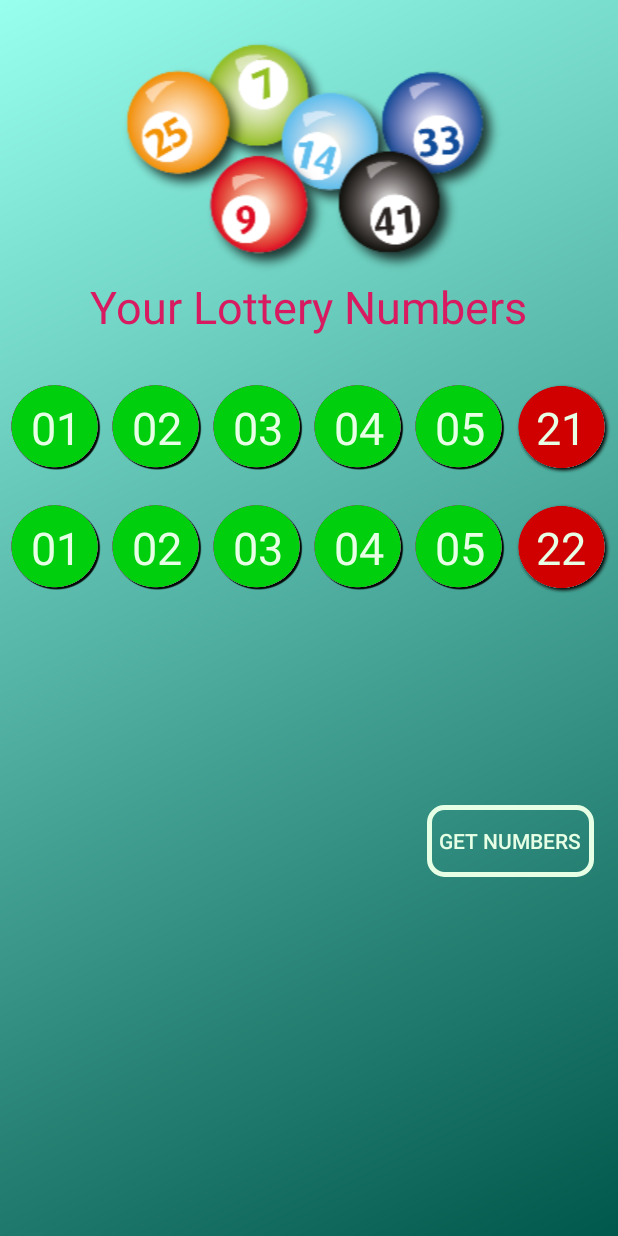
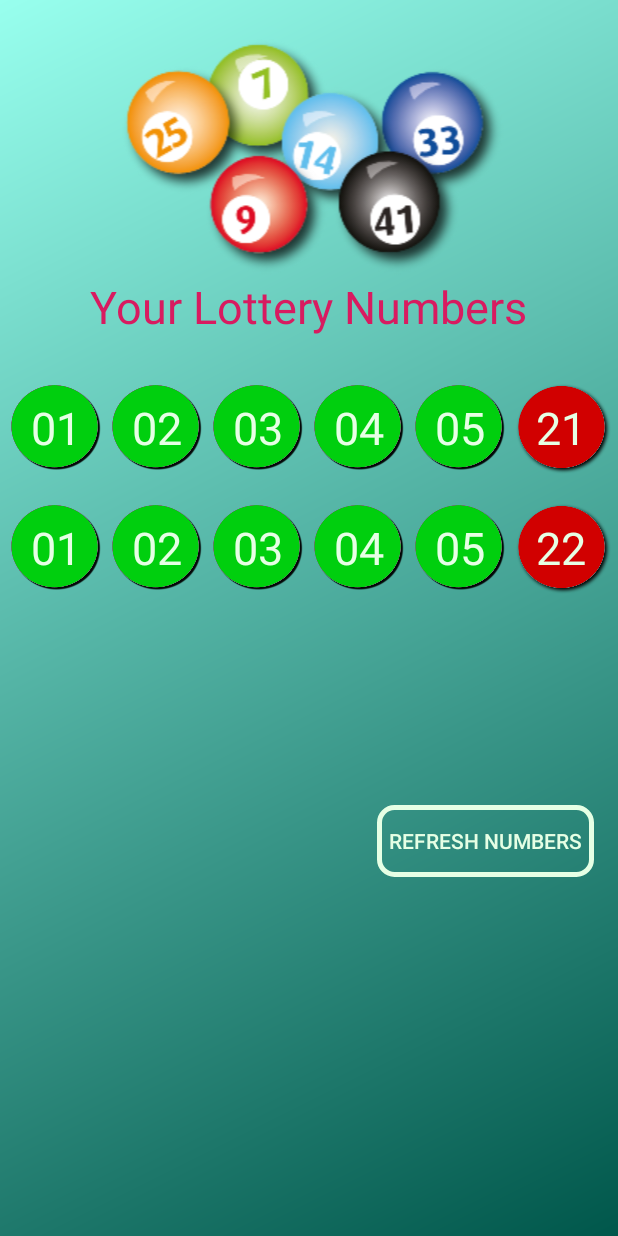
Before and after one commit to Txagg1992/LotteryWin, an Android app: the layout content_main.xml on its own in the app's theme, with its tools: preview values and no code run, on a phone screen of 412 x 824 dp. Run offline under Robolectric (Android 15) with nearby library versions, the phone set to English and light mode, and no system bars.

Commit message:
Set layout for MainActivity to Landscape; Adjusted additional views to accommodate landscape only;

```diff
--- a/app/src/main/AndroidManifest.xml
+++ b/app/src/main/AndroidManifest.xml
@@ -12,7 +12,8 @@
         <activity
             android:name=".MainActivity"
             android:label="@string/app_name"
-            android:theme="@style/AppTheme.NoActionBar">
+            android:theme="@style/AppTheme.NoActionBar"
+            android:screenOrientation="landscape">
             <intent-filter>
                 <action android:name="android.intent.action.MAIN" />
 
--- a/app/src/main/res/layout-land/content_main.xml
+++ b/app/src/main/res/layout-land/content_main.xml
@@ -14,7 +14,7 @@
         android:layout_width="match_parent"
         android:layout_height="wrap_content"
         android:layout_marginTop="8dp"
-        android:orientation="vertical"
+        android:orientation="horizontal"
         android:padding="16dp"
         app:layout_constraintTop_toTopOf="parent">
 
@@ -30,7 +30,7 @@
 
 
         <ImageView
-            android:layout_width="match_parent"
+            android:layout_width="wrap_content"
             android:layout_height="60dp"
             android:src="@drawable/lottery_balls_group" />
 
@@ -39,9 +39,8 @@
     <LinearLayout
         android:id="@+id/linearLayout2"
         android:layout_width="wrap_content"
-        android:layout_height="80dp"
+        android:layout_height="wrap_content"
         android:orientation="horizontal"
-        android:padding="8dp"
         app:layout_constraintEnd_toEndOf="parent"
         app:layout_constraintHorizontal_bias="0.0"
         app:layout_constraintStart_toStartOf="parent"
@@ -49,11 +48,10 @@
 
         <TextView
             android:id="@+id/text_view_ball_1"
-            android:layout_width="60dp"
-            android:layout_height="wrap_content"
-            android:layout_weight="1"
+            android:layout_width="80dp"
+            android:layout_height="80dp"
             android:background="@drawable/regular_ball"
-            android:padding="4dp"
+            android:padding="12dp"
             android:text="01"
             android:freezesText="true"
             android:textAlignment="center"
@@ -62,11 +60,10 @@
 
         <TextView
             android:id="@+id/text_view_ball_2"
-            android:layout_width="60dp"
-            android:layout_height="wrap_content"
-            android:layout_weight="1"
+            android:layout_width="80dp"
+            android:layout_height="80dp"
             android:background="@drawable/regular_ball"
-            android:padding="4dp"
+            android:padding="12dp"
             android:text="02"
             android:freezesText="true"
             android:textAlignment="center"
@@ -74,11 +71,10 @@
             android:textSize="36sp" />
         <TextView
             android:id="@+id/text_view_ball_3"
-            android:layout_width="60dp"
-            android:layout_height="wrap_content"
-            android:layout_weight="1"
+            android:layout_width="80dp"
+            android:layout_height="80dp"
             android:background="@drawable/regular_ball"
-            android:padding="4dp"
+            android:padding="12dp"
             android:text="03"
             android:freezesText="true"
             android:textAlignment="center"
@@ -86,11 +82,10 @@
             android:textSize="36sp" />
         <TextView
             android:id="@+id/text_view_ball_4"
-            android:layout_width="60dp"
-            android:layout_height="wrap_content"
-            android:layout_weight="1"
+            android:layout_width="80dp"
+            android:layout_height="80dp"
             android:background="@drawable/regular_ball"
-            android:padding="4dp"
+            android:padding="12dp"
             android:text="04"
             android:freezesText="true"
             android:textAlignment="center"
@@ -98,11 +93,10 @@
             android:textSize="36sp" />
         <TextView
             android:id="@+id/text_view_ball_5"
-            android:layout_width="60dp"
-            android:layout_height="wrap_content"
-            android:layout_weight="1"
+            android:layout_width="80dp"
+            android:layout_height="80dp"
             android:background="@drawable/regular_ball"
-            android:padding="4dp"
+            android:padding="12dp"
             android:text="05"
             android:freezesText="true"
             android:textAlignment="center"
@@ -113,11 +107,10 @@
 
         <TextView
             android:id="@+id/text_view_mega_ball_1"
-            android:layout_width="60dp"
-            android:layout_height="wrap_content"
-            android:layout_weight="1"
+            android:layout_width="80dp"
+            android:layout_height="80dp"
             android:background="@drawable/mega_ball"
-            android:padding="4dp"
+            android:padding="12dp"
             android:text="21"
             android:freezesText="true"
             android:textAlignment="center"
@@ -128,9 +121,8 @@
     <LinearLayout
         android:id="@+id/linearLayout3"
         android:layout_width="wrap_content"
-        android:layout_height="80dp"
+        android:layout_height="wrap_content"
         android:orientation="horizontal"
-        android:padding="8dp"
         app:layout_constraintBottom_toBottomOf="parent"
         app:layout_constraintEnd_toEndOf="parent"
         app:layout_constraintHorizontal_bias="0.0"
@@ -140,10 +132,10 @@
 
         <TextView
             android:id="@+id/text_view_ball_11"
-            android:layout_width="60dp"
-            android:layout_height="wrap_content"
+            android:layout_width="80dp"
+            android:layout_height="80dp"
             android:background="@drawable/regular_ball"
-            android:padding="4dp"
+            android:padding="12dp"
             android:text="11"
             android:freezesText="true"
             android:textAlignment="center"
@@ -152,10 +144,10 @@
 
         <TextView
             android:id="@+id/text_view_ball_12"
-            android:layout_width="60dp"
-            android:layout_height="wrap_content"
+            android:layout_width="80dp"
+            android:layout_height="80dp"
             android:background="@drawable/regular_ball"
-            android:padding="4dp"
+            android:padding="12dp"
             android:text="12"
             android:freezesText="true"
             android:textAlignment="center"
@@ -164,10 +156,10 @@
 
         <TextView
             android:id="@+id/text_view_ball_13"
-            android:layout_width="60dp"
-            android:layout_height="wrap_content"
+            android:layout_width="80dp"
+            android:layout_height="80dp"
             android:background="@drawable/regular_ball"
-            android:padding="4dp"
+            android:padding="12dp"
             android:text="13"
             android:freezesText="true"
             android:textAlignment="center"
@@ -176,10 +168,10 @@
 
         <TextView
             android:id="@+id/text_view_ball_14"
-            android:layout_width="60dp"
-            android:layout_height="wrap_content"
+            android:layout_width="80dp"
+            android:layout_height="80dp"
             android:background="@drawable/regular_ball"
-            android:padding="4dp"
+            android:padding="12dp"
             android:text="14"
             android:freezesText="true"
             android:textAlignment="center"
@@ -188,10 +180,10 @@
 
         <TextView
             android:id="@+id/text_view_ball_15"
-            android:layout_width="60dp"
-            android:layout_height="wrap_content"
+            android:layout_width="80dp"
+            android:layout_height="80dp"
             android:background="@drawable/regular_ball"
-            android:padding="4dp"
+            android:padding="12dp"
             android:text="16"
             android:freezesText="true"
             android:textAlignment="center"
@@ -200,10 +192,10 @@
 
         <TextView
             android:id="@+id/text_view_mega_ball_2"
-            android:layout_width="60dp"
-            android:layout_height="wrap_content"
+            android:layout_width="80dp"
+            android:layout_height="80dp"
             android:background="@drawable/mega_ball"
-            android:padding="4dp"
+            android:padding="12dp"
             android:text="22"
             android:freezesText="true"
             android:textAlignment="center"
@@ -213,20 +205,39 @@
 
     <Button
         android:id="@+id/buttonGetNumbers"
-        android:layout_width="wrap_content"
+        android:layout_width="90dp"
+        android:layout_height="wrap_content"
+        android:layout_marginStart="8dp"
+        android:layout_marginEnd="8dp"
+        android:background="@drawable/button_draw"
+        android:freezesText="true"
+        android:padding="8dp"
+        android:text="@string/get_numbers"
+        android:textColor="#e6ffe5"
+        app:layout_constraintEnd_toEndOf="parent"
+        app:layout_constraintHorizontal_bias="0.503"
+        app:layout_constraintStart_toEndOf="@+id/linearLayout2"
+        app:layout_constraintTop_toBottomOf="@+id/linearLayout" />
+
+    <Button
+        android:id="@+id/buttonGetOldNumbers"
+        android:layout_width="90dp"
         android:layout_height="wrap_content"
         android:layout_marginStart="8dp"
         android:layout_marginTop="8dp"
-        android:layout_marginEnd="52dp"
+        android:layout_marginEnd="8dp"
         android:layout_marginBottom="8dp"
         android:background="@drawable/button_draw"
+        android:freezesText="true"
         android:padding="8dp"
-        android:text="@string/get_numbers"
-        android:freezesText="true"
+        android:text="@string/get_old_numbers"
         android:textColor="#e6ffe5"
         app:layout_constraintBottom_toBottomOf="parent"
         app:layout_constraintEnd_toEndOf="parent"
-        app:layout_constraintStart_toEndOf="@+id/linearLayout2"
-        app:layout_constraintTop_toBottomOf="@+id/linearLayout"
-        app:layout_constraintVertical_bias="0.084" />
+        app:layout_constraintHorizontal_bias="0.503"
+        app:layout_constraintStart_toEndOf="@+id/linearLayout3"
+        app:layout_constraintTop_toBottomOf="@+id/buttonGetNumbers"
+        app:layout_constraintVertical_bias="0.191" />
+
+
 </android.support.constraint.ConstraintLayout>
--- a/app/src/main/res/layout-sw600dp/content_main.xml
+++ b/app/src/main/res/layout-sw600dp/content_main.xml
@@ -38,7 +38,7 @@
 
     <LinearLayout
         android:id="@+id/linearLayout2"
-        android:layout_width="match_parent"
+        android:layout_width="wrap_content"
         android:layout_height="150dp"
         android:layout_marginTop="8dp"
         android:orientation="horizontal"
@@ -50,9 +50,8 @@
 
         <TextView
             android:id="@+id/text_view_ball_1"
-            android:layout_width="match_parent"
-            android:layout_height="wrap_content"
-            android:layout_weight="1"
+            android:layout_width="120dp"
+            android:layout_height="120dp"
             android:background="@drawable/regular_ball"
             android:padding="18dp"
             android:text="01"
@@ -63,9 +62,8 @@
 
         <TextView
             android:id="@+id/text_view_ball_2"
-            android:layout_width="match_parent"
-            android:layout_height="wrap_content"
-            android:layout_weight="1"
+            android:layout_width="120dp"
+            android:layout_height="120dp"
             android:background="@drawable/regular_ball"
             android:padding="18dp"
             android:text="02"
@@ -75,9 +73,8 @@
             android:textSize="58sp" />
         <TextView
             android:id="@+id/text_view_ball_3"
-            android:layout_width="match_parent"
-            android:layout_height="wrap_content"
-            android:layout_weight="1"
+            android:layout_width="120dp"
+            android:layout_height="120dp"
             android:background="@drawable/regular_ball"
             android:padding="18dp"
             android:text="03"
@@ -87,9 +84,8 @@
             android:textSize="58sp" />
         <TextView
             android:id="@+id/text_view_ball_4"
-            android:layout_width="match_parent"
-            android:layout_height="wrap_content"
-            android:layout_weight="1"
+            android:layout_width="120dp"
+            android:layout_height="120dp"
             android:background="@drawable/regular_ball"
             android:padding="18dp"
             android:text="04"
@@ -99,9 +95,8 @@
             android:textSize="58sp" />
         <TextView
             android:id="@+id/text_view_ball_5"
-            android:layout_width="match_parent"
-            android:layout_height="wrap_content"
-            android:layout_weight="1"
+            android:layout_width="120dp"
+            android:layout_height="120dp"
             android:background="@drawable/regular_ball"
             android:padding="18dp"
             android:text="05"
@@ -114,9 +109,8 @@
 
         <TextView
             android:id="@+id/text_view_mega_ball_1"
-            android:layout_width="match_parent"
-            android:layout_height="wrap_content"
-            android:layout_weight="1"
+            android:layout_width="120dp"
+            android:layout_height="120dp"
             android:background="@drawable/mega_ball"
             android:padding="18dp"
             android:text="21"
@@ -128,7 +122,7 @@
 
     <LinearLayout
         android:id="@+id/linearLayout3"
-        android:layout_width="match_parent"
+        android:layout_width="wrap_content"
         android:layout_height="150dp"
         android:layout_marginTop="8dp"
         android:orientation="horizontal"
@@ -140,9 +134,8 @@
 
         <TextView
             android:id="@+id/text_view_ball_11"
-            android:layout_width="match_parent"
-            android:layout_height="wrap_content"
-            android:layout_weight="1"
+            android:layout_width="120dp"
+            android:layout_height="120dp"
             android:background="@drawable/regular_ball"
             android:padding="18dp"
             android:text="01"
@@ -153,9 +146,8 @@
 
         <TextView
             android:id="@+id/text_view_ball_12"
-            android:layout_width="match_parent"
-            android:layout_height="wrap_content"
-            android:layout_weight="1"
+            android:layout_width="120dp"
+            android:layout_height="120dp"
             android:background="@drawable/regular_ball"
             android:padding="18dp"
             android:text="02"
@@ -166,9 +158,8 @@
 
         <TextView
             android:id="@+id/text_view_ball_13"
-            android:layout_width="match_parent"
-            android:layout_height="wrap_content"
-            android:layout_weight="1"
+            android:layout_width="120dp"
+            android:layout_height="120dp"
             android:background="@drawable/regular_ball"
             android:padding="18dp"
             android:text="03"
@@ -179,9 +170,8 @@
 
         <TextView
             android:id="@+id/text_view_ball_14"
-            android:layout_width="match_parent"
-            android:layout_height="wrap_content"
-            android:layout_weight="1"
+            android:layout_width="120dp"
+            android:layout_height="120dp"
             android:background="@drawable/regular_ball"
             android:padding="18dp"
             android:text="04"
@@ -192,9 +182,8 @@
 
         <TextView
             android:id="@+id/text_view_ball_15"
-            android:layout_width="match_parent"
-            android:layout_height="wrap_content"
-            android:layout_weight="1"
+            android:layout_width="120dp"
+            android:layout_height="120dp"
             android:background="@drawable/regular_ball"
             android:padding="18dp"
             android:text="05"
@@ -206,9 +195,8 @@
 
         <TextView
             android:id="@+id/text_view_mega_ball_2"
-            android:layout_width="match_parent"
-            android:layout_height="wrap_content"
-            android:layout_weight="1"
+            android:layout_width="120dp"
+            android:layout_height="120dp"
             android:background="@drawable/mega_ball"
             android:padding="18dp"
             android:text="22"
@@ -221,22 +209,40 @@
 
     <Button
         android:id="@+id/buttonGetNumbers"
-        android:layout_width="wrap_content"
-        android:layout_height="wrap_content"
+        android:layout_width="179dp"
+        android:layout_height="79dp"
         android:layout_marginStart="8dp"
         android:layout_marginTop="8dp"
-        android:layout_marginEnd="16dp"
+        android:layout_marginEnd="8dp"
         android:layout_marginBottom="8dp"
         android:background="@drawable/button_draw"
+        android:freezesText="true"
         android:padding="12dp"
         android:text="@string/get_numbers"
+        android:textColor="#e6ffe5"
+        android:textSize="24sp"
+        app:layout_constraintBottom_toTopOf="@+id/buttonGetPreviousNumbers"
+        app:layout_constraintEnd_toEndOf="parent"
+        app:layout_constraintHorizontal_bias="0.506"
+        app:layout_constraintStart_toEndOf="@+id/linearLayout2"
+        app:layout_constraintTop_toBottomOf="@+id/linearLayout"
+        app:layout_constraintVertical_bias="0.329" />
+
+    <Button
+        android:id="@+id/buttonGetPreviousNumbers"
+        android:layout_width="179dp"
+        android:layout_height="79dp"
+        android:layout_marginStart="8dp"
+        android:layout_marginEnd="8dp"
+        android:layout_marginBottom="76dp"
+        android:background="@drawable/button_draw"
         android:freezesText="true"
+        android:padding="12dp"
+        android:text="@string/get_old_numbers"
         android:textColor="#e6ffe5"
-        android:textSize="48sp"
+        android:textSize="24sp"
         app:layout_constraintBottom_toBottomOf="parent"
         app:layout_constraintEnd_toEndOf="parent"
-        app:layout_constraintHorizontal_bias="0.88"
-        app:layout_constraintStart_toStartOf="parent"
-        app:layout_constraintTop_toBottomOf="@+id/linearLayout3"
-        app:layout_constraintVertical_bias="0.352" />
+        app:layout_constraintStart_toEndOf="@+id/linearLayout3" />
+
 </android.support.constraint.ConstraintLayout>
--- a/app/src/main/res/values/strings.xml
+++ b/app/src/main/res/values/strings.xml
@@ -2,7 +2,7 @@
     <string name="app_name">Lottery Win Numbers</string>
     <string name="action_settings">Settings</string>
     <string name="your_lottery_numbers">Your Lottery Numbers</string>
-    <string name="get_numbers">Get Numbers</string>
+    <string name="get_numbers">Refresh Numbers</string>
     <string name="title_activity_about">Another great app from:</string>
 
     <string name="logo">Logo</string>
@@ -10,4 +10,5 @@
     <string name="version">Version 1.1.0\nRelease 10.26.18</string>
     <string name="phone_number">903.372.0127</string>
     <string name="created">Created By Enoch for android</string>
+    <string name="get_old_numbers">Get Past Numbers</string>
 </resources>
--- a/build.gradle
+++ b/build.gradle
@@ -7,7 +7,7 @@ buildscript {
         jcenter()
     }
     dependencies {
-        classpath 'com.android.tools.build:gradle:3.2.1'
+        classpath 'com.android.tools.build:gradle:3.3.2'
 
 
         // NOTE: Do not place your application dependencies here; they belong
```
Also changed, not shown: gradle/wrapper/gradle-wrapper.properties.
